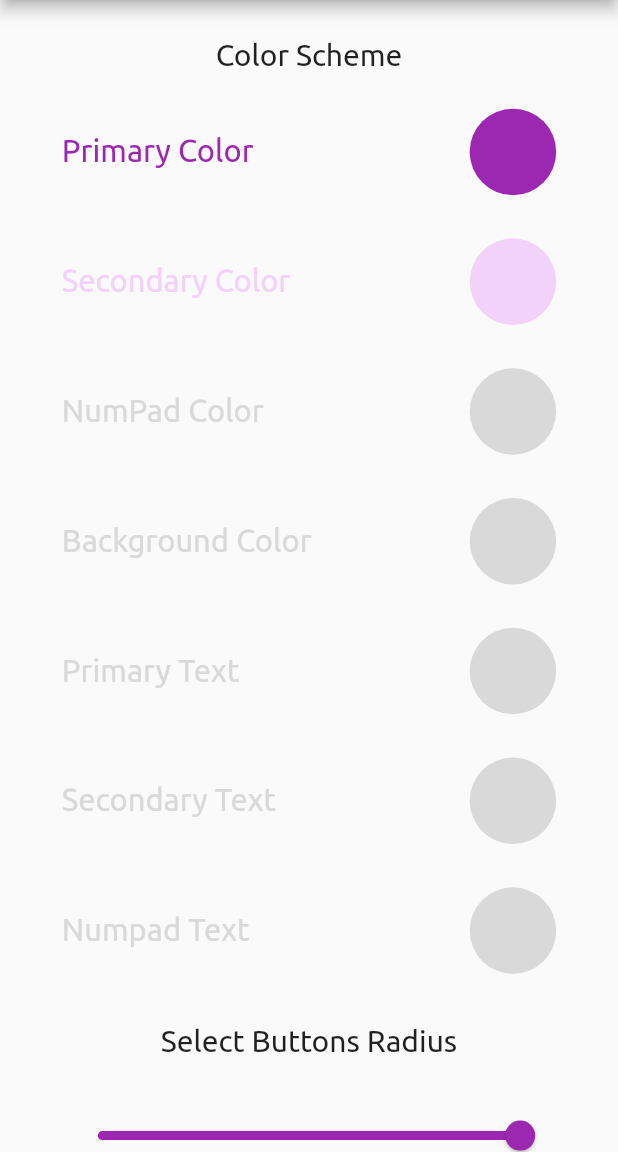
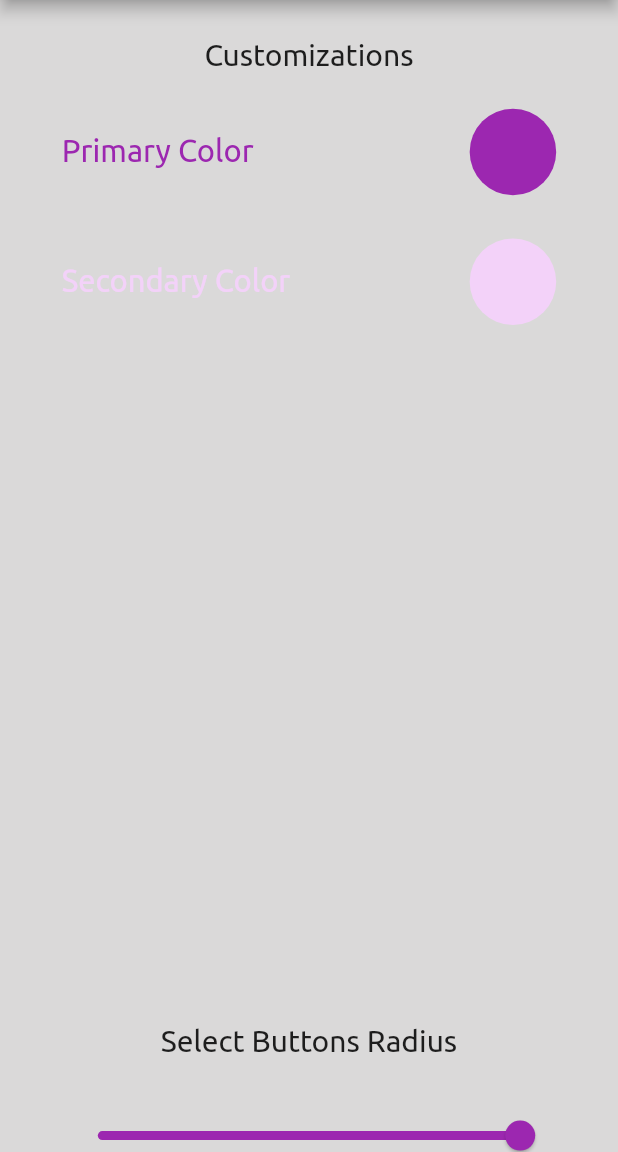
Before and after one commit to yuvrajgrover6/calculator, a Flutter app: the screen it shows after launch, tab 3 chosen, after a tap on "Primary Color", on a phone screen of 412 x 824 dp, the part 84-1236 px from its top. Run offline on Flutter 3.47's test engine with Material 2 defaults, Android fonts, the phone set to English and light mode, and no system bars; drawn by our look-alikes of syncfusion_flutter_sliders; our stand-ins replace flutter_colorpicker, flutter_dotenv, get, google_mobile_ads, hive, math_expressions; accounts and stored records are empty; network calls fail.

Commit message:
more customizations

```diff
--- a/lib/modules/calculator/buttons.dart
+++ b/lib/modules/calculator/buttons.dart
@@ -1,6 +1,8 @@
+import 'package:calculator/modules/settings/controller/settings_controller.dart';
 import 'package:flutter/material.dart';
 import 'package:flutter/src/foundation/key.dart';
 import 'package:flutter/src/widgets/framework.dart';
+import 'package:get/get.dart';
 
 class CalButton extends StatelessWidget {
   final String text;
@@ -17,23 +19,29 @@ class CalButton extends StatelessWidget {
 
   @override
   Widget build(BuildContext context) {
+    return GetX<SettingsController>(
+      builder: (settingsController) {
         return InkWell(
-      radius: 50,
+          radius: settingsController.kButtonRadius,
           onTap: () => onPressed(),
           child: Container(
             width: 70,
             height: 70,
             decoration: BoxDecoration(
-          borderRadius: BorderRadius.circular(50),
+              borderRadius:
+                  BorderRadius.circular(settingsController.kButtonRadius),
               color: color,
             ),
             child: Center(
               child: Text(
                 text,
-            style: TextStyle(color: fontColor ?? Colors.black, fontSize: 20),
+                style:
+                    TextStyle(color: fontColor ?? Colors.black, fontSize: 20),
               ),
             ),
           ),
         );
+      },
+    );
   }
 }
--- a/lib/modules/calculator/screens/calculator_screen.dart
+++ b/lib/modules/calculator/screens/calculator_screen.dart
@@ -19,6 +19,7 @@ class Calculator extends StatelessWidget {
     return GetX<SettingsController>(
       builder: (settingsController) {
         return Scaffold(
+          backgroundColor: settingsController.kBackgroundColor,
           body: Column(
             children: [
               Container(
--- a/lib/modules/currency/screens/currency_converter_screen.dart
+++ b/lib/modules/currency/screens/currency_converter_screen.dart
@@ -19,6 +19,7 @@ class CurrencyConverter extends StatelessWidget {
     return GetX<SettingsController>(
       builder: (settingsController) {
         return Scaffold(
+          backgroundColor: settingsController.kBackgroundColor,
           body: Container(
             child: Column(
               children: [
--- a/lib/modules/settings/controller/settings_controller.dart
+++ b/lib/modules/settings/controller/settings_controller.dart
@@ -3,36 +3,77 @@ import 'package:calculator/localDBController.dart';
 import 'package:flutter/material.dart';
 import 'package:flutter_colorpicker/flutter_colorpicker.dart';
 import 'package:get/get.dart';
+import 'package:hive/hive.dart';
+import 'dart:math' as math;
 
 enum colors {
   kPrimaryColor,
   kSecondaryColor,
   kThirdColor,
+  kNumPadColor,
+  kBackgroundColor,
+  kPrimaryTextColor,
+  kSecondaryTextColor,
+  kNumpadTextColor,
+  kButtonRadius
 }
 
 class SettingsController extends GetxController {
-  final Map<colors, Rx<Color>> colorScheme = {
-    colors.kPrimaryColor: Rx(Colors.purple),
-    colors.kSecondaryColor: Rx(Color.fromARGB(255, 243, 210, 249)),
-    colors.kThirdColor: Rx(Color.fromARGB(255, 218, 217, 217)),
+  static const Map<colors, Object> defaultSettings = {
+    colors.kPrimaryColor: Colors.purple,
+    colors.kSecondaryColor: Color.fromARGB(255, 243, 210, 249),
+    colors.kThirdColor: Color.fromARGB(255, 218, 217, 217),
+    colors.kNumPadColor: Color.fromARGB(255, 218, 217, 217),
+    colors.kBackgroundColor: Color.fromARGB(255, 218, 217, 217),
+    colors.kPrimaryTextColor: Color.fromARGB(255, 218, 217, 217),
+    colors.kSecondaryTextColor: Color.fromARGB(255, 218, 217, 217),
+    colors.kNumpadTextColor: Color.fromARGB(255, 218, 217, 217),
+    colors.kButtonRadius: 50.0
   };
-
-  Color get kPrimaryColor => colorScheme[colors.kPrimaryColor]!.value;
-  Color get kSecondaryColor => colorScheme[colors.kSecondaryColor]!.value;
-  Color get kThirdColor => colorScheme[colors.kThirdColor]!.value;
-
-  get colorsLocalDB => LocalDBController.instance.colorsLocalDB;
+  final Map<colors, Rx<Object>> settings =
+      defaultSettings.map((key, value) => MapEntry(key, Rx(value)));
+  Color get kPrimaryColor => settings[colors.kPrimaryColor]!.value as Color;
+  Color get kSecondaryColor => settings[colors.kSecondaryColor]!.value as Color;
+  Color get kThirdColor => settings[colors.kThirdColor]!.value as Color;
+  Color get kNumPadColor => settings[colors.kNumPadColor]!.value as Color;
+  Color get kBackgroundColor =>
+      settings[colors.kBackgroundColor]!.value as Color;
+  Color get kPrimaryTextColor =>
+      settings[colors.kPrimaryTextColor]!.value as Color;
+  Color get kSecondaryTextColor =>
+      settings[colors.kSecondaryTextColor]!.value as Color;
+  Color get kNumpadTextColor =>
+      settings[colors.kNumpadTextColor]!.value as Color;
+  double get kButtonRadius => settings[colors.kButtonRadius]!.value as double;
+  Box get colorsLocalDB => LocalDBController.instance.colorsLocalDB;
   SettingsController();
   @override
   void onInit() {
     super.onInit();
-    colors.values.forEach((element) {
-      try {
-        colorScheme[element]!.value = Color(colorsLocalDB.get(element.name));
-      } catch (e) {
-        ; // TODO: skip for now
-      }
-    });
+    initializeSettings();
+  }
+
+  initializeSettings() {
+    initializeColor(colors.kPrimaryColor);
+    initializeColor(colors.kSecondaryColor);
+    initializeColor(colors.kThirdColor);
+    initializeColor(colors.kNumPadColor);
+    initializeColor(colors.kBackgroundColor);
+    initializeColor(colors.kPrimaryTextColor);
+    initializeColor(colors.kSecondaryTextColor);
+    initializeColor(colors.kNumpadTextColor);
+    settings[colors.kButtonRadius]!.value =
+        colorsLocalDB.get(colors.kButtonRadius.name) ??
+            defaultSettings[colors.kButtonRadius];
+  }
+
+  initializeColor(colors setting) {
+    final color = colorsLocalDB.get(setting.name);
+    if (color != null) {
+      settings[setting]!.value = Color(color);
+    } else {
+      settings[setting]!.value = defaultSettings[setting] as Color;
+    }
   }
 
   modifyColor(colors changed) {
@@ -41,37 +82,18 @@ class SettingsController extends GetxController {
         title: const Text('Pick a color!'),
         content: SingleChildScrollView(
           child: ColorPicker(
-            pickerColor: colorScheme[changed]!.value ,
+            pickerColor: settings[changed]!.value as Color,
             onColorChanged: (color) {
-              colorScheme[changed]!.value = color;
+              settings[changed]!.value = color;
             },
           ),
-          // Use Material color picker:
-          //
-          // child: MaterialPicker(
-          //   pickerColor: pickerColor,
-          //   onColorChanged: changeColor,
-          //   showLabel: true, // only on portrait mode
-          // ),
-          //
-          // Use Block color picker:
-          //
-          // child: BlockPicker(
-          //   pickerColor: currentColor,
-          //   onColorChanged: changeColor,
-          // ),
-          //
-          // child: MultipleChoiceBlockPicker(
-          //   pickerColors: currentColors,
-          //   onColorsChanged: changeColors,
-          // ),
         ),
         actions: <Widget>[
           ElevatedButton(
             child: const Text('Got it'),
             onPressed: () {
               colorsLocalDB.put(
-                  changed.name, colorScheme[changed]!.value.value);
+                  changed.name, (settings[changed]!.value as Color).value);
               Get.back();
             },
           ),
@@ -79,4 +101,13 @@ class SettingsController extends GetxController {
       ),
     ));
   }
+
+  reset() {
+    colorsLocalDB.clear();
+    initializeSettings();
+  }
+
+  void modifyButtonRadius(value) {
+    (settings[colors.kButtonRadius])!.value = value;
+  }
 }
--- a/lib/modules/settings/screens/settings.dart
+++ b/lib/modules/settings/screens/settings.dart
@@ -13,7 +13,9 @@ class SettingsScreen extends GetView<SettingsController> {
     final width = MediaQuery.of(context).size.width;
     return GetX<SettingsController>(
       builder: (controller) {
-        return Container(
+        return Scaffold(
+          backgroundColor: controller.kBackgroundColor,
+          body: Container(
             height: height,
             child: SingleChildScrollView(
               child: Column(
@@ -21,7 +23,7 @@ class SettingsScreen extends GetView<SettingsController> {
                 children: [
                   SizedBox(height: height * 0.03),
                   const Text(
-                  "Color Scheme",
+                    "Customizations",
                     style: TextStyle(fontSize: 20),
                   ),
                   SizedBox(
@@ -86,14 +88,14 @@ class SettingsScreen extends GetView<SettingsController> {
                         ),
                         GestureDetector(
                             onTap: () =>
-                              controller.modifyColor(colors.kThirdColor),
+                                controller.modifyColor(colors.kNumPadColor),
                             child: Row(
                               mainAxisAlignment: MainAxisAlignment.spaceBetween,
                               children: [
                                 Text(
                                   'NumPad Color',
                                   style: TextStyle(
-                                    color: controller.kThirdColor,
+                                      color: controller.kNumPadColor,
                                       fontSize: width * 0.05),
                                 ),
                                 SizedBox(
@@ -104,20 +106,20 @@ class SettingsScreen extends GetView<SettingsController> {
                                   width: height * 0.07,
                                   decoration: BoxDecoration(
                                       shape: BoxShape.circle,
-                                    color: controller.kThirdColor),
+                                      color: controller.kNumPadColor),
                                 ),
                               ],
                             )),
                         GestureDetector(
                             onTap: () =>
-                              controller.modifyColor(colors.kThirdColor),
+                                controller.modifyColor(colors.kBackgroundColor),
                             child: Row(
                               mainAxisAlignment: MainAxisAlignment.spaceBetween,
                               children: [
                                 Text(
                                   'Background Color',
                                   style: TextStyle(
-                                    color: controller.kThirdColor,
+                                      color: controller.kBackgroundColor,
                                       fontSize: width * 0.05),
                                 ),
                                 SizedBox(
@@ -128,20 +130,20 @@ class SettingsScreen extends GetView<SettingsController> {
                                   width: height * 0.07,
                                   decoration: BoxDecoration(
                                       shape: BoxShape.circle,
-                                    color: controller.kThirdColor),
+                                      color: controller.kBackgroundColor),
                                 ),
                               ],
                             )),
                         GestureDetector(
-                          onTap: () =>
-                              controller.modifyColor(colors.kThirdColor),
+                            onTap: () => controller
+                                .modifyColor(colors.kPrimaryTextColor),
                             child: Row(
                               mainAxisAlignment: MainAxisAlignment.spaceBetween,
                               children: [
                                 Text(
                                   'Primary Text',
                                   style: TextStyle(
-                                    color: controller.kThirdColor,
+                                      color: controller.kPrimaryTextColor,
                                       fontSize: width * 0.05),
                                 ),
                                 SizedBox(
@@ -152,20 +154,20 @@ class SettingsScreen extends GetView<SettingsController> {
                                   width: height * 0.07,
                                   decoration: BoxDecoration(
                                       shape: BoxShape.circle,
-                                    color: controller.kThirdColor),
+                                      color: controller.kPrimaryTextColor),
                                 ),
                               ],
                             )),
                         GestureDetector(
-                          onTap: () =>
-                              controller.modifyColor(colors.kThirdColor),
+                            onTap: () => controller
+                                .modifyColor(colors.kSecondaryTextColor),
                             child: Row(
                               mainAxisAlignment: MainAxisAlignment.spaceBetween,
                               children: [
                                 Text(
                                   'Secondary Text',
                                   style: TextStyle(
-                                    color: controller.kThirdColor,
+                                      color: controller.kSecondaryTextColor,
                                       fontSize: width * 0.05),
                                 ),
                                 SizedBox(
@@ -176,20 +178,20 @@ class SettingsScreen extends GetView<SettingsController> {
                                   width: height * 0.07,
                                   decoration: BoxDecoration(
                                       shape: BoxShape.circle,
-                                    color: controller.kThirdColor),
+                                      color: controller.kSecondaryTextColor),
                                 ),
                               ],
                             )),
                         GestureDetector(
                             onTap: () =>
-                              controller.modifyColor(colors.kThirdColor),
+                                controller.modifyColor(colors.kNumpadTextColor),
                             child: Row(
                               mainAxisAlignment: MainAxisAlignment.spaceBetween,
                               children: [
                                 Text(
                                   'Numpad Text',
                                   style: TextStyle(
-                                    color: controller.kThirdColor,
+                                      color: controller.kNumpadTextColor,
                                       fontSize: width * 0.05),
                                 ),
                                 SizedBox(
@@ -200,7 +202,7 @@ class SettingsScreen extends GetView<SettingsController> {
                                   width: height * 0.07,
                                   decoration: BoxDecoration(
                                       shape: BoxShape.circle,
-                                    color: controller.kThirdColor),
+                                      color: controller.kNumpadTextColor),
                                 ),
                               ],
                             )),
@@ -229,12 +231,14 @@ class SettingsScreen extends GetView<SettingsController> {
                           interval: 1.0,
                           showTicks: true,
                           enableTooltip: true,
-                          value: 50,
-                          onChanged: (value) {}),
+                          value: controller.kButtonRadius,
+                          onChanged: controller.modifyButtonRadius,
+                        ),
                       ],
                     ),
                   )
                 ],
+              ),
             ),
           ),
         );
--- a/pubspec.yaml
+++ b/pubspec.yaml
@@ -3,7 +3,7 @@ description: A new Flutter project.
 
 # The following line prevents the package from being accidentally published to
 # pub.dev using `flutter pub publish`. This is preferred for private packages.
-publish_to: 'none' # Remove this line if you wish to publish to pub.dev
+publish_to: "none" # Remove this line if you wish to publish to pub.dev
 
 # The following defines the version and build number for your application.
 # A version number is three numbers separated by dots, like 1.2.43
@@ -29,7 +29,6 @@ environment:
 dependencies:
   flutter:
     sdk: flutter
-
 
   # The following adds the Cupertino Icons font to your application.
   # Use with the CupertinoIcons class for iOS style icons.
@@ -60,7 +59,6 @@ dev_dependencies:
 
 # The following section is specific to Flutter packages.
 flutter:
-
   # The following line ensures that the Material Icons font is
   # included with your application, so that you can use the icons in
   # the material Icons class.
```
Also changed, not shown: pubspec.lock. Lines whose indentation alone changed are shown as unchanged.
